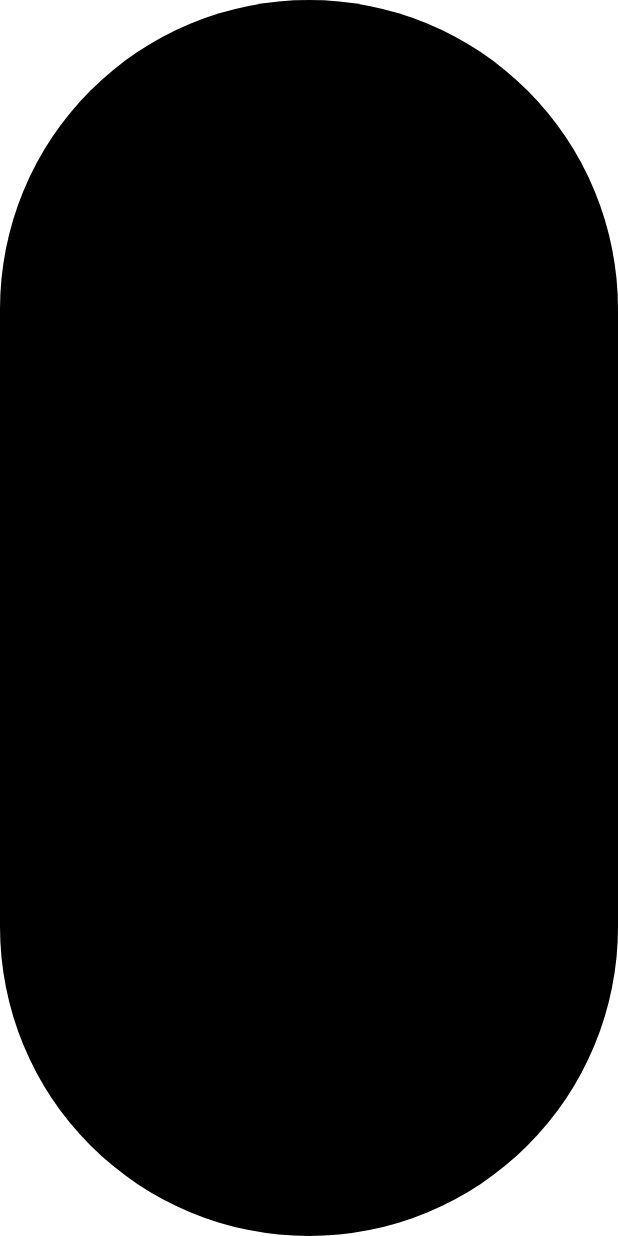
After one commit to ClaudiaTC02/3A_Proyecto_Android, an Android app: the SplashScreen screen opened directly, with no data from a screen before it, on a phone screen of 412 x 824 dp. The commit adds this screen. Run offline under Robolectric (Android 15) with nearby library versions, the phone set to English and light mode, and no system bars; Roboto replaces fonts that are not available here; 1 statement that could not run was skipped.

Commit message:
Añadidas las que serán (en principio) todas las páginas necesarias y el inicio de la SplashScreen

```diff
--- a/app/src/main/java/ctorcru/upv/techcommit_3a/Logica/Logica.java
+++ b/app/src/main/java/ctorcru/upv/techcommit_3a/Logica/Logica.java
@@ -1,12 +1,11 @@
 package ctorcru.upv.techcommit_3a.Logica;
 
-import android.content.SharedPreferences;
 import android.util.Log;
 import android.widget.Toast;
 
 import java.util.Arrays;
 
-import ctorcru.upv.techcommit_3a.MainActivity;
+import ctorcru.upv.techcommit_3a.Pantallas.MainActivity;
 import ctorcru.upv.techcommit_3a.Modelo.Usuario;
 // -----------------------------------------------------------------------------------------
 /**
--- a/app/src/main/java/ctorcru/upv/techcommit_3a/MainActivity.java
+++ b/app/src/main/java/ctorcru/upv/techcommit_3a/Pantallas/MainActivity.java
@@ -1,19 +1,17 @@
-package ctorcru.upv.techcommit_3a;
+package ctorcru.upv.techcommit_3a.Pantallas;
 
 import androidx.appcompat.app.AppCompatActivity;
 
 import android.content.Intent;
 import android.content.SharedPreferences;
 import android.os.Bundle;
-import android.util.Log;
 import android.view.View;
-import android.widget.Button;
 import android.widget.EditText;
 import android.widget.Toast;
 
 import ctorcru.upv.techcommit_3a.Logica.Logica;
 import ctorcru.upv.techcommit_3a.Modelo.Usuario;
-import ctorcru.upv.techcommit_3a.Pantallas.Mis_Dispositivos;
+import ctorcru.upv.techcommit_3a.R;
 // -----------------------------------------------------------------------------------------
 /**
  * @brief Aquí se encuentra el código que configura la funcionalidad de la app
--- /dev/null
+++ b/app/src/main/java/ctorcru/upv/techcommit_3a/Pantallas/SplashScreen.java
@@ -0,0 +1,23 @@
+package ctorcru.upv.techcommit_3a.Pantallas;
+
+import android.content.Intent;
+import android.os.Bundle;
+import android.os.Handler;
+
+import androidx.appcompat.app.AppCompatActivity;
+
+public class SplashScreen extends AppCompatActivity {
+    @Override
+    protected void onCreate(Bundle savedInstanceState) {
+        super.onCreate(savedInstanceState);
+
+        new Handler().postDelayed(new Runnable() {
+            @Override
+            public void run() {
+                Intent intent = new Intent(SplashScreen.this, MainActivity.class);
+                startActivity(intent);
+                finish();
+            }
+        }, 1000);
+    }
+}
--- a/app/src/main/java/ctorcru/upv/techcommit_3a/ServicioEscuchaBeacons.java
+++ b/app/src/main/java/ctorcru/upv/techcommit_3a/ServicioEscuchaBeacons.java
@@ -11,10 +11,8 @@ import android.bluetooth.le.ScanFilter;
 import android.bluetooth.le.ScanResult;
 import android.content.Intent;
 import android.content.pm.PackageManager;
-import android.os.Handler;
 import android.os.IBinder;
 import android.util.Log;
-import android.widget.Toast;
 
 import androidx.annotation.Nullable;
 import androidx.core.app.ActivityCompat;
@@ -26,6 +24,7 @@ import java.util.List;
 
 import ctorcru.upv.techcommit_3a.Modelo.TramaIBeacon;
 import ctorcru.upv.techcommit_3a.Modelo.Utilidades;
+import ctorcru.upv.techcommit_3a.Pantallas.MainActivity;
 
 /**
  * @brief Aquí se encuentra el código que hace posible que la aplicación reciba los datos de los beacons enviados por el sensor
--- /dev/null
+++ b/app/src/main/res/drawable/background_splashscreen.xml
@@ -0,0 +1,13 @@
+<?xml version="1.0" encoding="utf-8"?>
+<layer-list xmlns:android="http://schemas.android.com/apk/res/android">
+
+    <item android:drawable="@color/white" />
+
+
+    <item>
+        <shape android:shape="rectangle">
+            <solid android:color="@color/black" />
+            <corners android:radius="300dp" />
+        </shape>
+    </item>
+</layer-list>
--- a/app/src/main/res/layout/activity_main.xml
+++ b/app/src/main/res/layout/activity_main.xml
@@ -4,7 +4,7 @@
     xmlns:tools="http://schemas.android.com/tools"
     android:layout_width="match_parent"
     android:layout_height="match_parent"
-    tools:context=".MainActivity">
+    tools:context=".Pantallas.MainActivity">
 
     <EditText
         android:id="@+id/correo"
--- a/app/src/main/res/values/themes.xml
+++ b/app/src/main/res/values/themes.xml
@@ -22,4 +22,11 @@
     <style name="Theme.TechCommit_3A.AppBarOverlay" parent="ThemeOverlay.AppCompat.Dark.ActionBar" />
 
     <style name="Theme.TechCommit_3A.PopupOverlay" parent="ThemeOverlay.AppCompat.Light" />
+
+
+    <!--<Splash Screen> -->
+    <style name="SplashScreenTheme" parent="Theme.MaterialComponents.DayNight.NoActionBar">
+        <item name="android:windowBackground">@drawable/background_splashscreen</item>
+        <item name="android:statusBarColor" tools:targetApi="l">?attr/colorPrimary</item>
+    </style>
 </resources>
```
Also changed, not shown: app/src/main/AndroidManifest.xml (+22 -1 lines), app/src/main/java/ctorcru/upv/techcommit_3a/Pantallas/Pagina_Registro.java (added, +16 -0 lines), app/src/main/java/ctorcru/upv/techcommit_3a/Pantallas/Pre_Login_Registro.java (added, +16 -0 lines), app/src/main/java/ctorcru/upv/techcommit_3a/Pantallas/Recuperar_Contrasena.java (added, +16 -0 lines), app/src/main/res/layout/activity_pagina_registro.xml (added, +9 -0 lines), app/src/main/res/layout/activity_pre_login_registro.xml (added, +9 -0 lines), app/src/main/res/layout/activity_recuperar_contrasena.xml (added, +9 -0 lines).
